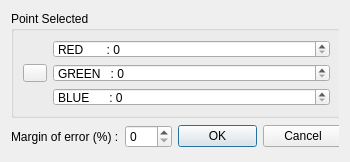
ckeleshi/ptrans, file RgbDialog.ui: the form before one commit.
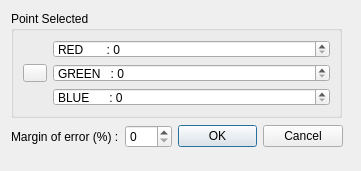
The form after the commit. Icons and pictures are not drawn.

What changed in the file:
```diff
--- a/RgbDialog.ui
+++ b/RgbDialog.ui
@@ -6,8 +6,8 @@
    <rect>
     <x>0</x>
     <y>0</y>
-    <width>350</width>
-    <height>162</height>
+    <width>361</width>
+    <height>171</height>
    </rect>
   </property>
   <property name="sizePolicy">
```
